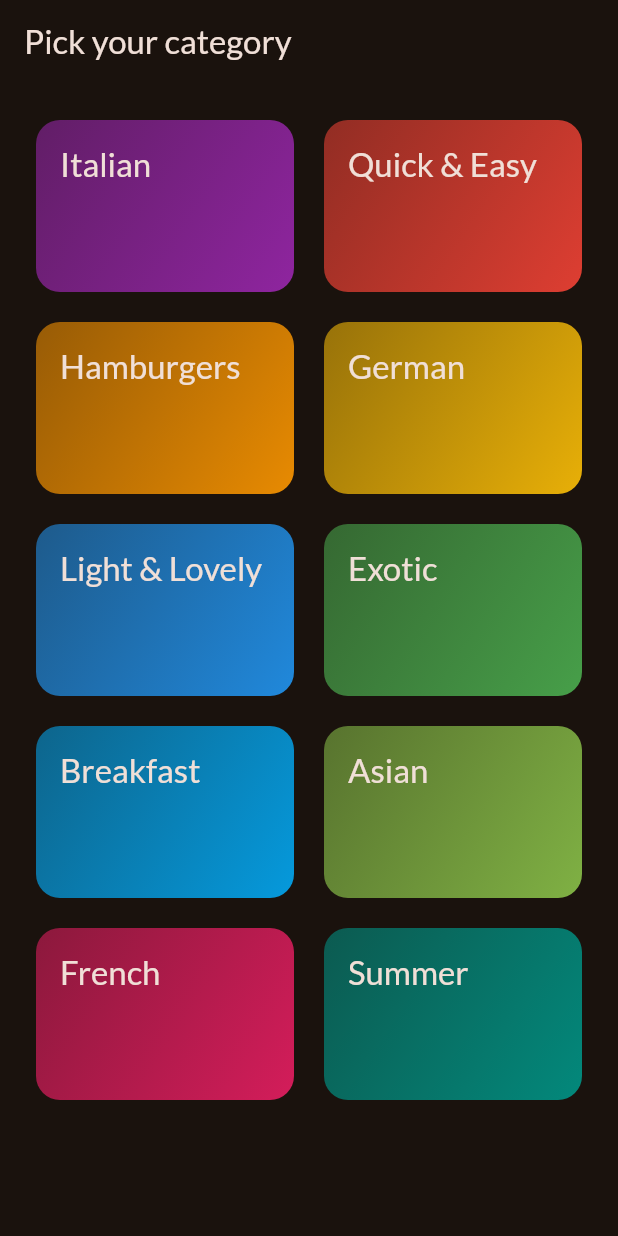
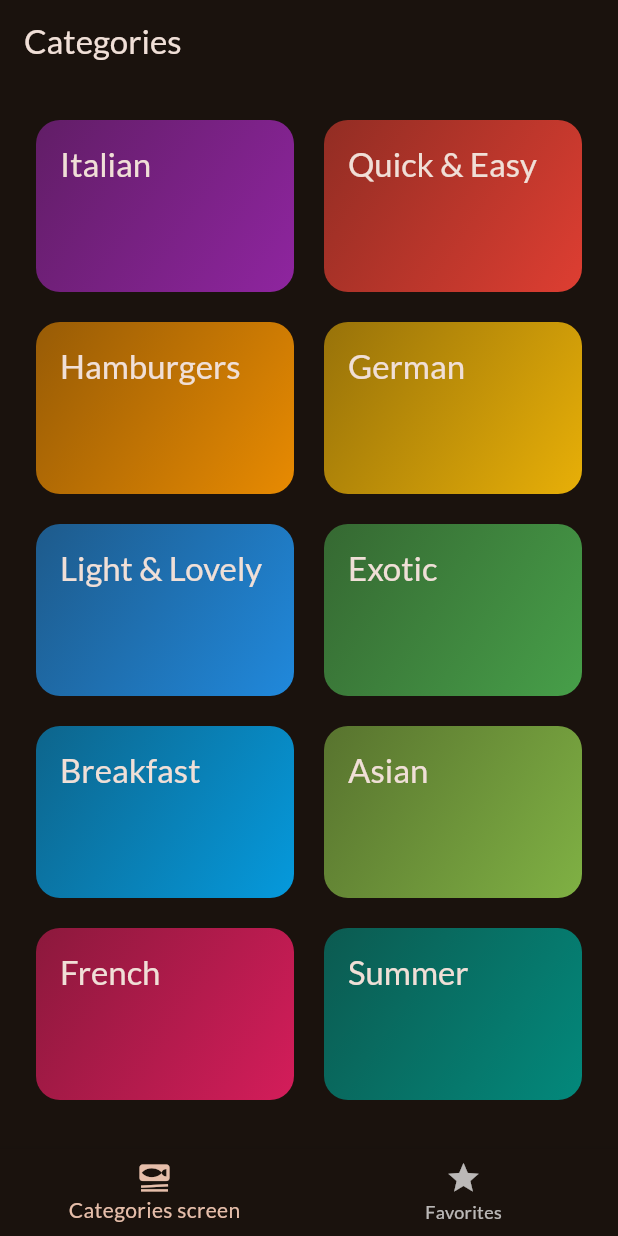
Before and after one commit to arcade15xyz/meals_app, a Flutter app: the screen it shows after launch, on a phone screen of 412 x 824 dp. Run offline on Flutter 3.47's test engine with Material 3 defaults, Android fonts, the phone set to English and light mode, and no system bars; our stand-ins replace google_fonts, transparent_image.

Commit message:
Adding Tab-based Navigation

```diff
--- a/lib/main.dart
+++ b/lib/main.dart
@@ -1,7 +1,6 @@
 import 'package:flutter/material.dart';
-
 import 'package:google_fonts/google_fonts.dart';
-import 'package:meals_app/screens/categories.dart';
+import 'package:meals_app/screens/tabs.dart';
 
 final theme = ThemeData(
   useMaterial3: true,
@@ -21,6 +20,6 @@
 
   @override
   Widget build(BuildContext context) {
-    return MaterialApp(theme: theme, home: const CategoriesScreen());
+    return MaterialApp(theme: theme, home: const TabsScreen());
   }
 }
--- a/lib/screens/categories.dart
+++ b/lib/screens/categories.dart
@@ -22,9 +22,7 @@
 
   @override
   Widget build(BuildContext context) {
-    return Scaffold(
-      appBar: AppBar(title: const Text('Pick your category')),
-      body: GridView(
+    return GridView(
       padding: const EdgeInsets.all(24),
       gridDelegate: const SliverGridDelegateWithFixedCrossAxisCount(
         crossAxisCount: 2,
@@ -42,7 +40,6 @@
             },
           ),
       ],
-      ),
     );
   }
 }
--- /dev/null
+++ b/lib/screens/tabs.dart
@@ -0,0 +1,48 @@
+import 'package:flutter/material.dart';
+import 'package:meals_app/screens/categories.dart';
+import 'package:meals_app/screens/meals.dart';
+
+class TabsScreen extends StatefulWidget {
+  const TabsScreen({super.key});
+  @override
+  State<StatefulWidget> createState() {
+    return _TabsScreenState();
+  }
+}
+
+class _TabsScreenState extends State<TabsScreen> {
+  int _selectedPageIndex = 0;
+
+  void _selectPage(int index) {
+    setState(() {
+      _selectedPageIndex = index;
+    });
+  }
+
+  @override
+  Widget build(BuildContext context) {
+    Widget activePage = const CategoriesScreen();
+    var activePageTitle = 'Categories';
+    if (_selectedPageIndex == 1) {
+      activePage = MealsScreen(meals: []);
+      activePageTitle = 'Your Favorites';
+    }
+    return Scaffold(
+      appBar: AppBar(title: Text(activePageTitle)),
+      body: activePage,
+      bottomNavigationBar: BottomNavigationBar(
+        onTap: (index) {
+          _selectPage(index);
+        },
+        currentIndex: _selectedPageIndex,
+        items: [
+          BottomNavigationBarItem(
+            icon: Icon(Icons.set_meal),
+            label: 'Categories screen',
+          ),
+          BottomNavigationBarItem(icon: Icon(Icons.star), label: "Favorites"),
+        ],
+      ),
+    );
+  }
+}
```
Also changed, not shown: lib/screens/meals.dart (+6 -3 lines). Lines whose indentation alone changed are shown as unchanged.
